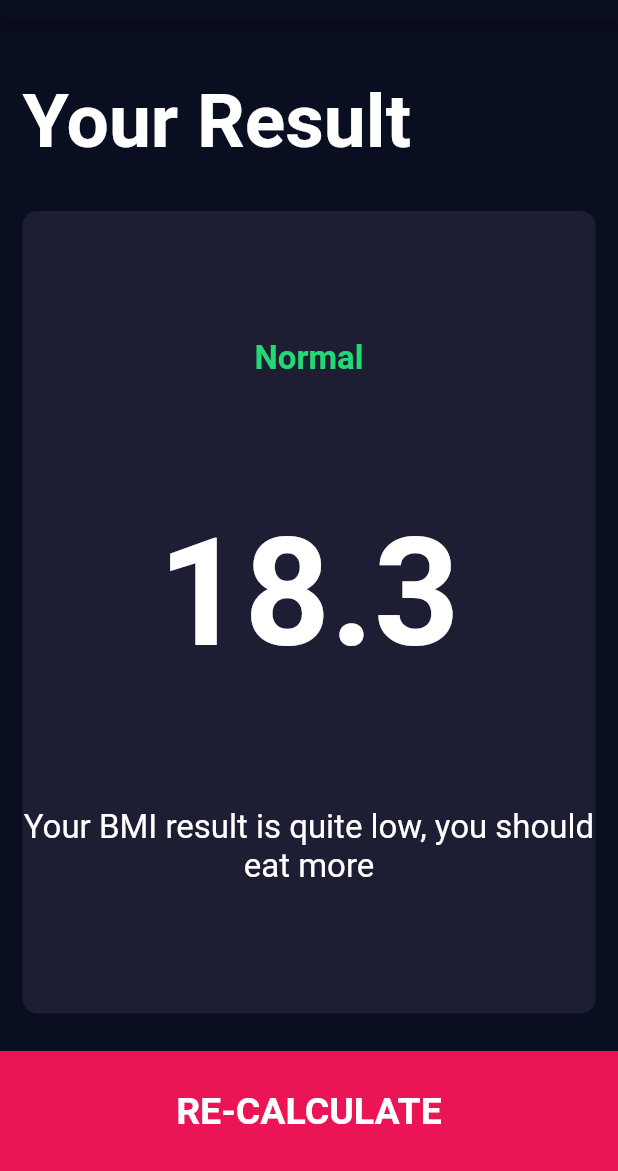
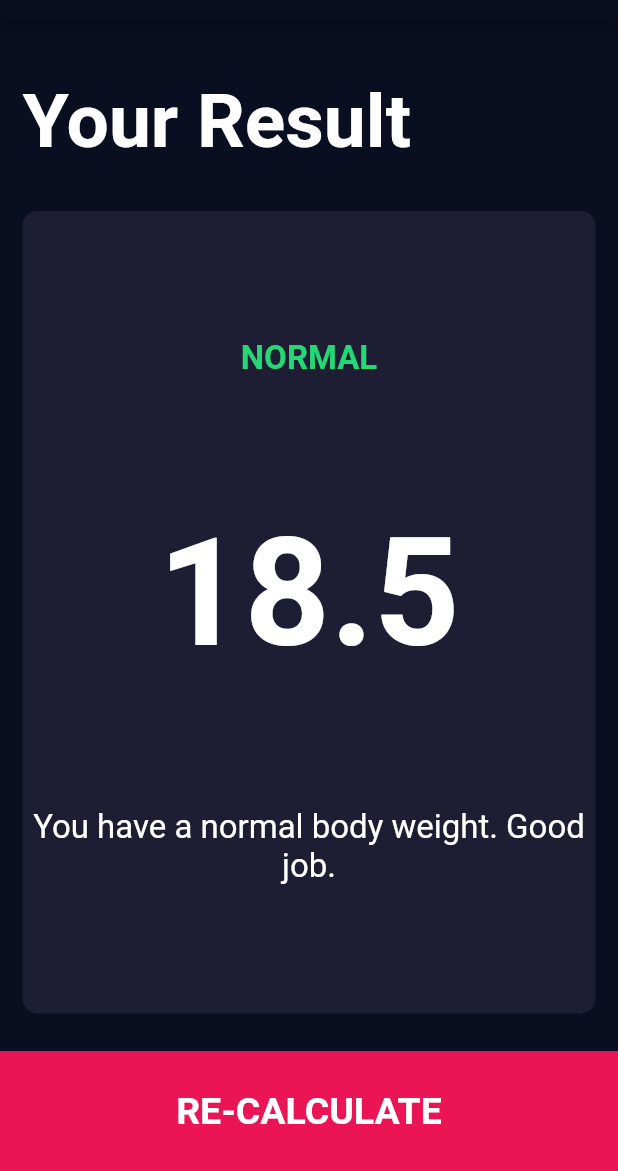
Before and after one commit to i-aiymen/Bmi-Calculator, a Flutter app: the screen it shows after launch, after a tap on "CALCULATE", on a phone screen of 412 x 824 dp, the part 65-1236 px from its top. Run offline on Flutter 3.47's test engine with Material 2 defaults, Android fonts, the phone set to English and light mode, and no system bars; our stand-ins replace font_awesome_flutter.

Commit message:
Updated: Calculate BMI functionality

```diff
--- /dev/null
+++ b/lib/calculate_bmi.dart
@@ -0,0 +1,35 @@
+import 'dart:math';
+
+class CalculateBmi {
+  CalculateBmi({required this.height, required this.weight});
+
+  final int height;
+  final int weight;
+
+  double _bmi = 0;
+
+  String calculateBMI() {
+    _bmi = weight / pow(height / 100, 2);
+    return _bmi.toStringAsFixed(1);
+  }
+
+  String getResult() {
+    if (_bmi >= 25) {
+      return "Overweight";
+    } else if (_bmi > 18.5) {
+      return "Normal";
+    } else {
+      return "underweight";
+    }
+  }
+
+  String getinterpretation() {
+    if (_bmi >= 25) {
+      return "You have a higher than normal body weight. Try to exercise more.";
+    } else if (_bmi > 18.5) {
+      return "You have a normal body weight. Good job.";
+    } else {
+      return "You have a lower than normal nody weight. You can eat a bit more.";
+    }
+  }
+}
--- a/lib/components/bottom_button.dart
+++ b/lib/components/bottom_button.dart
@@ -1,6 +1,5 @@
 import 'package:bmi/constants.dart';
 import 'package:flutter/material.dart';
-
 
 class BottomButton extends StatelessWidget {
   BottomButton({required this.buttonTitle, required this.onTap});
--- a/lib/main.dart
+++ b/lib/main.dart
@@ -1,6 +1,5 @@
 import 'package:bmi/screens/input_page.dart';
 import 'package:flutter/material.dart';
-
 
 void main() {
   runApp(const MyApp());
--- a/lib/screens/input_page.dart
+++ b/lib/screens/input_page.dart
@@ -1,3 +1,4 @@
+import 'package:bmi/calculate_bmi.dart';
 import 'package:bmi/constants.dart';
 import 'package:bmi/screens/results_page.dart';
 import 'package:flutter/material.dart';
@@ -7,7 +8,6 @@ import '../components/bottom_button.dart';
 import '../components/icon_content.dart';
 import '../components/reusable_card.dart';
 import '../components/round_icon_button.dart';
-
 
 enum Gender {
   male,
@@ -219,8 +219,14 @@ class _InputPageState extends State<InputPage> {
             BottomButton(
               buttonTitle: "CALCULATE",
               onTap: () {
+                CalculateBmi calc =
+                    CalculateBmi(height: height, weight: weight);
                 Navigator.push(context, MaterialPageRoute(builder: (context) {
-                  return ResultsPage();
+                  return ResultsPage(
+                    bmiResult: calc.calculateBMI(),
+                    resultText: calc.getResult(),
+                    interpreation: calc.getinterpretation(),
+                  );
                 }));
               },
             )
--- a/lib/screens/results_page.dart
+++ b/lib/screens/results_page.dart
@@ -4,10 +4,15 @@ import 'package:flutter/material.dart';
 import '../components/bottom_button.dart';
 import '../components/reusable_card.dart';
 
+class ResultsPage extends StatelessWidget {
+  ResultsPage(
+      {required this.bmiResult,
+      required this.interpreation,
+      required this.resultText});
 
-class ResultsPage extends StatelessWidget {
-  const ResultsPage({Key? key}) : super(key: key);
-
+  final String bmiResult;
+  final String resultText;
+  final String interpreation;
   @override
   Widget build(BuildContext context) {
     return Scaffold(
@@ -20,8 +25,8 @@ class ResultsPage extends StatelessWidget {
           children: [
             Expanded(
                 child: Container(
-                  padding: EdgeInsets.all(15),
-                  alignment: Alignment.bottomLeft,
+              padding: EdgeInsets.all(15),
+              alignment: Alignment.bottomLeft,
               child: Text(
                 "Your Result",
                 style: TitleTextStyle,
@@ -37,22 +42,22 @@ class ResultsPage extends StatelessWidget {
                     crossAxisAlignment: CrossAxisAlignment.center,
                     children: [
                       Text(
-                        "Normal",
+                        resultText.toUpperCase(),
                         style: resultTextStyle,
                       ),
                       Text(
-                        "18.3",
+                        bmiResult,
                         style: BMITextStyle,
                       ),
                       Text(
-                        "Your BMI result is quite low, you should eat more",
+                        interpreation,
                         textAlign: TextAlign.center,
                         style: BodyTextStyle,
                       ),
                     ],
                   ),
                 )),
-                BottomButton(
+            BottomButton(
               buttonTitle: "RE-CALCULATE",
               onTap: () {
                 Navigator.pop(context);
```
Also changed, not shown: lib/constants.dart (+5 -16 lines), lib/components/round_icon_button.dart (line endings or trailing spaces).
